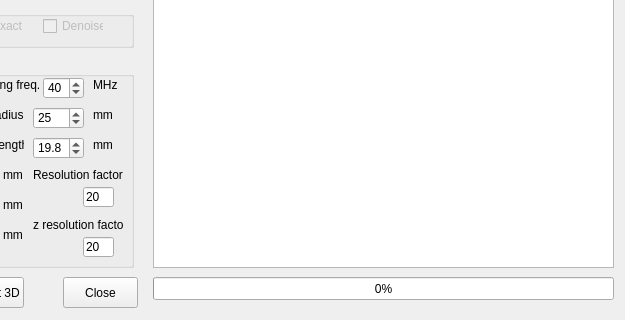
This is configDialog.ui in lirenzhucn/PACT_code as Qt 5 draws it before an edit; both pictures show x 257 to 882 and y 403 to 723 of the 882 by 723 pixel window. The edited form follows.
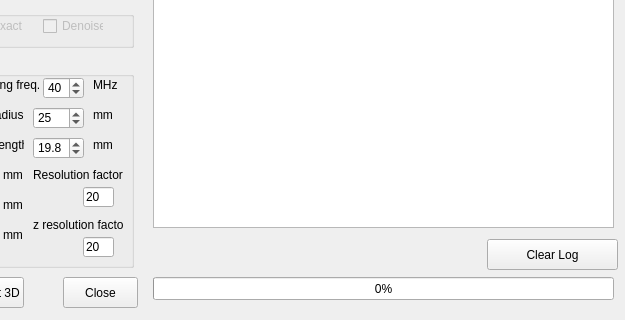
This is the edited form.

Commit message: Adding a button to clear log text

```diff
--- a/configDialog.ui
+++ b/configDialog.ui
@@ -1171,7 +1171,7 @@
      <x>410</x>
      <y>40</y>
      <width>461</width>
-     <height>631</height>
+     <height>591</height>
     </rect>
    </property>
    <property name="font">
@@ -1237,6 +1237,22 @@
     <string>Ready</string>
    </property>
   </widget>
+  <widget class="QPushButton" name="mBtnClearLog">
+   <property name="geometry">
+    <rect>
+     <x>744</x>
+     <y>642</y>
+     <width>131</width>
+     <height>31</height>
+    </rect>
+   </property>
+   <property name="text">
+    <string>Clear Log</string>
+   </property>
+   <property name="autoDefault">
+    <bool>false</bool>
+   </property>
+  </widget>
  </widget>
  <resources/>
  <connections/>
```
The commit also changes 1 other file.
